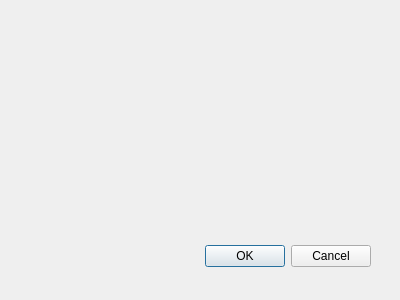
Qt form dialog_exp_transform.ui (my3rs/ImageQt) before a commit.
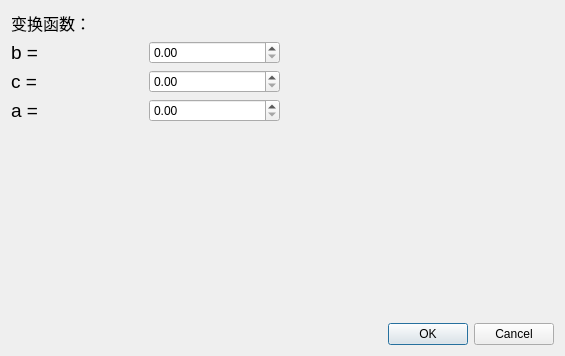
The same form after that commit. Icons and pictures are not drawn. Custom widgets are drawn as their Qt base class.

Commit message: 新增“灰度指数变换”

What changed in the file:
```diff
--- a/dialog_exp_transform.ui
+++ b/dialog_exp_transform.ui
@@ -8,32 +8,145 @@
    <rect>
     <x>0</x>
     <y>0</y>
-    <width>400</width>
-    <height>300</height>
+    <width>565</width>
+    <height>356</height>
    </rect>
   </property>
   <property name="windowTitle">
    <string>Dialog</string>
   </property>
-  <widget name="buttonBox" class="QDialogButtonBox">
-   <property name="geometry">
-    <rect>
-     <x>30</x>
-     <y>240</y>
-     <width>341</width>
-     <height>32</height>
-    </rect>
-   </property>
-   <property name="orientation">
-    <enum>Qt::Horizontal</enum>
-   </property>
-   <property name="standardButtons">
-    <set>QDialogButtonBox::Cancel|QDialogButtonBox::Ok</set>
-   </property>
-  </widget>
+  <layout class="QGridLayout" name="gridLayout">
+   <item row="0" column="0">
+    <layout class="QVBoxLayout" name="verticalLayout_2">
+     <item>
+      <layout class="QHBoxLayout" name="horizontalLayout_5">
+       <item>
+        <layout class="QVBoxLayout" name="verticalLayout">
+         <item>
+          <layout class="QHBoxLayout" name="horizontalLayout">
+           <item>
+            <widget class="QLabel" name="label_2">
+             <property name="text">
+              <string>&lt;html&gt;&lt;head/&gt;&lt;body&gt;&lt;p&gt;&lt;span style=&quot; font-size:12pt;&quot;&gt;变换函数：&lt;/span&gt;&lt;/p&gt;&lt;/body&gt;&lt;/html&gt;</string>
+             </property>
+            </widget>
+           </item>
+           <item>
+            <widget class="QLabel" name="label">
+             <property name="text">
+              <string/>
+             </property>
+             <property name="pixmap">
+              <pixmap resource="default.qrc">:/img/src/fun_exp.png</pixmap>
+             </property>
+            </widget>
+           </item>
+          </layout>
+         </item>
+         <item>
+          <layout class="QHBoxLayout" name="horizontalLayout_2">
+           <item>
+            <widget class="QLabel" name="label_3">
+             <property name="text">
+              <string>&lt;html&gt;&lt;head/&gt;&lt;body&gt;&lt;p&gt;&lt;span style=&quot; font-size:14pt;&quot;&gt;b = &lt;/span&gt;&lt;/p&gt;&lt;/body&gt;&lt;/html&gt;</string>
+             </property>
+            </widget>
+           </item>
+           <item>
+            <widget class="QDoubleSpinBox" name="bDoubleSpinBox"/>
+           </item>
+          </layout>
+         </item>
+         <item>
+          <layout class="QHBoxLayout" name="horizontalLayout_3">
+           <item>
+            <widget class="QLabel" name="label_4">
+             <property name="text">
+              <string>&lt;html&gt;&lt;head/&gt;&lt;body&gt;&lt;p&gt;&lt;span style=&quot; font-size:14pt;&quot;&gt;c = &lt;/span&gt;&lt;/p&gt;&lt;/body&gt;&lt;/html&gt;</string>
+             </property>
+            </widget>
+           </item>
+           <item>
+            <widget class="QDoubleSpinBox" name="cDoubleSpinBox"/>
+           </item>
+          </layout>
+         </item>
+         <item>
+          <layout class="QHBoxLayout" name="horizontalLayout_4">
+           <item>
+            <widget class="QLabel" name="label_5">
+             <property name="text">
+              <string>&lt;html&gt;&lt;head/&gt;&lt;body&gt;&lt;p&gt;&lt;span style=&quot; font-size:14pt;&quot;&gt;a = &lt;/span&gt;&lt;/p&gt;&lt;/body&gt;&lt;/html&gt;</string>
+             </property>
+            </widget>
+           </item>
+           <item>
+            <widget class="QDoubleSpinBox" name="aDoubleSpinBox"/>
+           </item>
+          </layout>
+         </item>
+         <item>
+          <spacer name="verticalSpacer">
+           <property name="orientation">
+            <enum>Qt::Vertical</enum>
+           </property>
+           <property name="sizeHint" stdset="0">
+            <size>
+             <width>20</width>
+             <height>40</height>
+            </size>
+           </property>
+          </spacer>
+         </item>
+        </layout>
+       </item>
+       <item>
+        <widget class="QCustomPlot" name="customPlot" native="true"/>
+       </item>
+      </layout>
+     </item>
+     <item>
+      <layout class="QHBoxLayout" name="horizontalLayout_6">
+       <item>
+        <spacer name="horizontalSpacer">
+         <property name="orientation">
+          <enum>Qt::Horizontal</enum>
+         </property>
+         <property name="sizeHint" stdset="0">
+          <size>
+           <width>40</width>
+           <height>20</height>
+          </size>
+         </property>
+        </spacer>
+       </item>
+       <item>
+        <widget class="QDialogButtonBox" name="buttonBox">
+         <property name="orientation">
+          <enum>Qt::Horizontal</enum>
+         </property>
+         <property name="standardButtons">
+          <set>QDialogButtonBox::Cancel|QDialogButtonBox::Ok</set>
+         </property>
+        </widget>
+       </item>
+      </layout>
+     </item>
+    </layout>
+   </item>
+  </layout>
  </widget>
- <pixmapfunction/>
- <resources/>
+ <customwidgets>
+  <customwidget>
+   <class>QCustomPlot</class>
+   <extends>QWidget</extends>
+   <header location="global">qcustomplot.h</header>
+   <container>1</container>
+  </customwidget>
+ </customwidgets>
+ <resources>
+  <include location="default.qrc"/>
+ </resources>
  <connections>
   <connection>
    <sender>buttonBox</sender>
```
Left out of the diff: 6 changed lines with no effect on the pictures. The commit also changes 2 other files.
